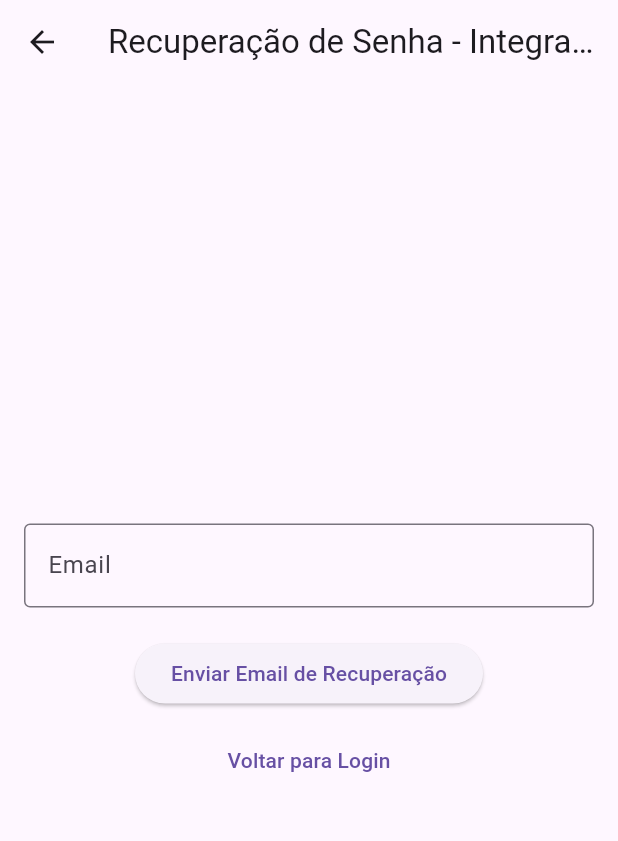
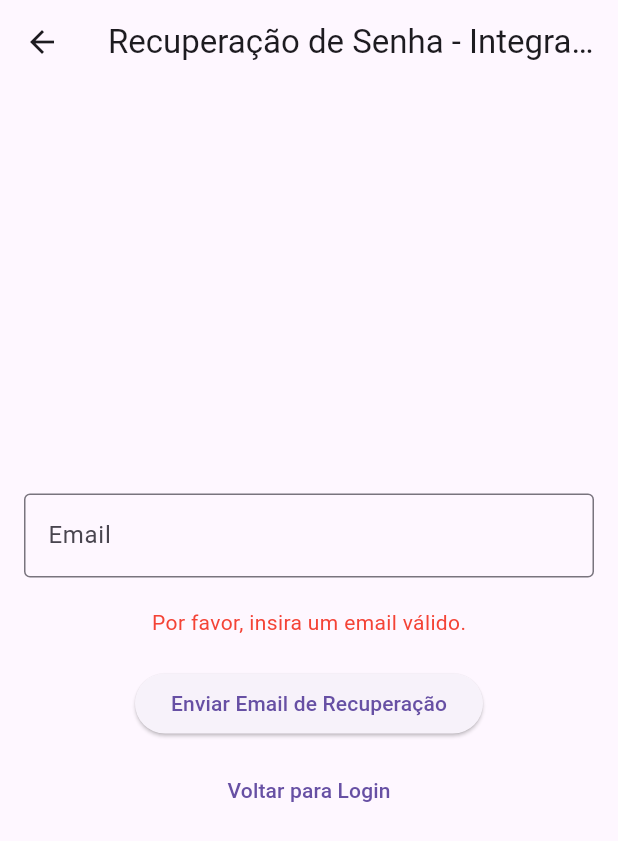
Before and after one commit to Faustocmj/Integratour, a Flutter app: the ForgotPasswordPage screen opened directly, after a tap on "Enviar Email de Recuperação", on a phone screen of 412 x 824 dp. Shown: the top 841 px of the screen. Run offline on Flutter 3.47's test engine with Material 3 defaults, Android fonts, the phone set to English and light mode, and no system bars; our stand-ins replace cloud_firestore, file_picker, firebase_auth, firebase_core, google_generative_ai; accounts and stored records are empty.

Commit message:
Versão quase final

```diff
--- a/lib/forgot_password_page.dart
+++ b/lib/forgot_password_page.dart
@@ -1,7 +1,63 @@
+import 'package:firebase_auth/firebase_auth.dart';
 import 'package:flutter/material.dart';
 
-class ForgotPasswordPage extends StatelessWidget {
+class ForgotPasswordPage extends StatefulWidget {
   const ForgotPasswordPage({super.key});
+
+  @override
+  _ForgotPasswordPageState createState() => _ForgotPasswordPageState();
+}
+
+class _ForgotPasswordPageState extends State<ForgotPasswordPage> {
+  final TextEditingController _emailController = TextEditingController();
+  String _errorMessage = ''; // Para exibir mensagens de erro
+
+  // Função para enviar o email de recuperação de senha
+  Future<void> _sendPasswordResetEmail() async {
+    String email = _emailController.text.trim();
+
+    if (email.isEmpty) {
+      setState(() {
+        _errorMessage = 'Por favor, insira um email válido.';
+      });
+      return;
+    }
+
+    try {
+      await FirebaseAuth.instance.sendPasswordResetEmail(email: email);
+      // Mostrar um diálogo de sucesso
+      _showSuccessDialog();
+    } on FirebaseAuthException catch (e) {
+      setState(() {
+        // Exibe mensagem de erro em caso de falha
+        _errorMessage = e.message ?? 'Erro desconhecido.';
+      });
+    }
+  }
+
+  // Função para mostrar um diálogo de sucesso
+  void _showSuccessDialog() {
+    showDialog(
+      context: context,
+      builder: (BuildContext context) {
+        return AlertDialog(
+          title: const Text('Email Enviado'),
+          content: const Text(
+            'Um email para recuperação de senha foi enviado. Verifique sua caixa de entrada.',
+          ),
+          actions: <Widget>[
+            TextButton(
+              onPressed: () {
+                Navigator.pop(context);
+                Navigator.pop(context); // Voltar para a tela de login
+              },
+              child: const Text('OK'),
+            ),
+          ],
+        );
+      },
+    );
+  }
 
   @override
   Widget build(BuildContext context) {
@@ -16,18 +72,25 @@ class ForgotPasswordPage extends StatelessWidget {
             mainAxisAlignment: MainAxisAlignment.center,
             children: <Widget>[
               // Campo de Email
-              const TextField(
-                decoration: InputDecoration(
+              TextField(
+                controller: _emailController,
+                decoration: const InputDecoration(
                   labelText: 'Email',
                   border: OutlineInputBorder(),
                 ),
+                keyboardType: TextInputType.emailAddress,
               ),
+              const SizedBox(height: 20),
+              // Mensagem de erro
+              if (_errorMessage.isNotEmpty)
+                Text(
+                  _errorMessage,
+                  style: const TextStyle(color: Colors.red),
+                ),
               const SizedBox(height: 20),
               // Botão de Recuperar Senha
               ElevatedButton(
-                onPressed: () {
-                  // Ação para recuperação de senha
-                },
+                onPressed: _sendPasswordResetEmail,
                 child: const Text('Enviar Email de Recuperação'),
               ),
               const SizedBox(height: 10),
```
Also changed, not shown: lib/main_page.dart (+116 -31 lines).
